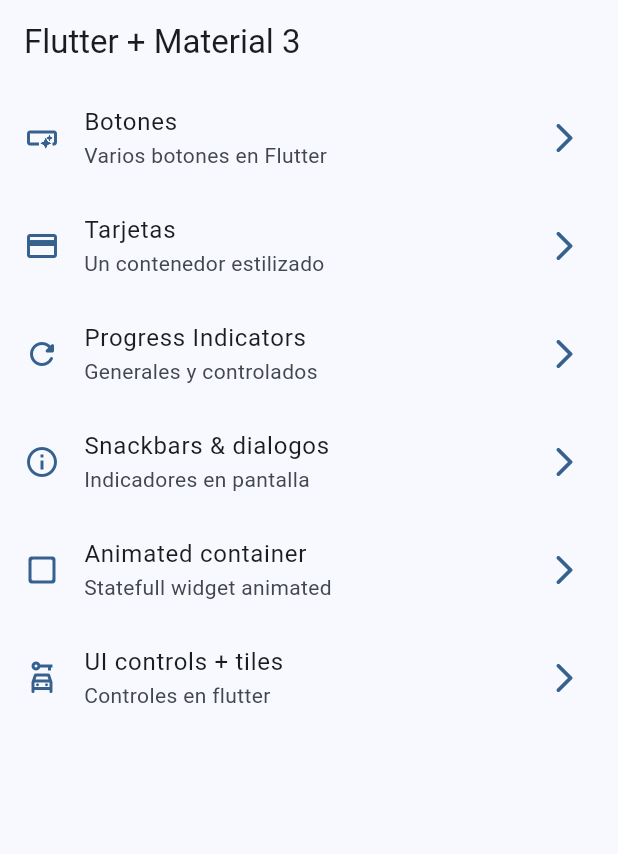
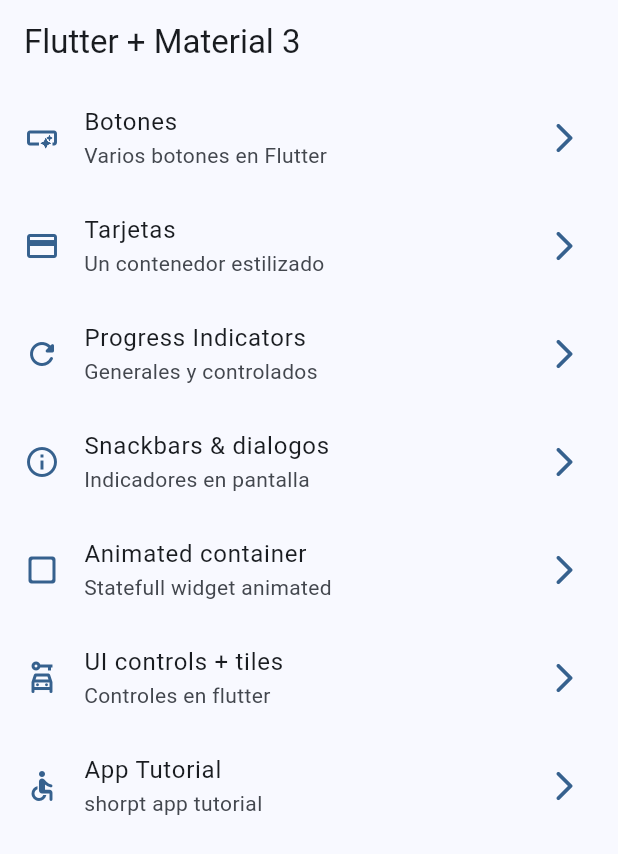
Before and after one commit to ingnelsonus/widgets_app, a Flutter app: the screen it shows after launch, on a phone screen of 412 x 824 dp. Shown: the top 854 px of the screen. Run offline on Flutter 3.47's test engine with Material 2 defaults, Android fonts, the phone set to English and light mode, and no system bars; our stand-ins replace go_router.

```diff
--- a/lib/config/menu/menu_items.dart
+++ b/lib/config/menu/menu_items.dart
@@ -50,5 +50,11 @@ class MenuItem {
       subTitle: 'Controles en flutter',
       link: '/ui-controls',
       icon: Icons.car_rental_outlined
+      ),
+      MenuItem(
+      title: 'App Tutorial',
+      subTitle: 'shorpt app tutorial',
+      link: '/tutorial',
+      icon: Icons.accessible_rounded
       )
   ];
--- a/lib/config/router/app_router.dart
+++ b/lib/config/router/app_router.dart
@@ -40,6 +40,11 @@ final appRouter = GoRouter(
       path: '/ui-controls',
       name: UiControlsScreen.name,
       builder: (context, state) =>const UiControlsScreen(),
+    ),
+    GoRoute(
+      path: '/tutorial',
+      name: AppTutorialScreen.name,
+      builder: (context, state) =>const AppTutorialScreen(),
     )
   ]
 );
--- a/pubspec.yaml
+++ b/pubspec.yaml
@@ -18,3 +18,6 @@ dev_dependencies:
 
 flutter:
   uses-material-design: true
+
+assets:
+  - assets/images/
```
Also changed, not shown: assets/Images/1.png (added), assets/Images/2.png (added), assets/Images/3.png (added), assets/Images/jar-loading.gif (added).
